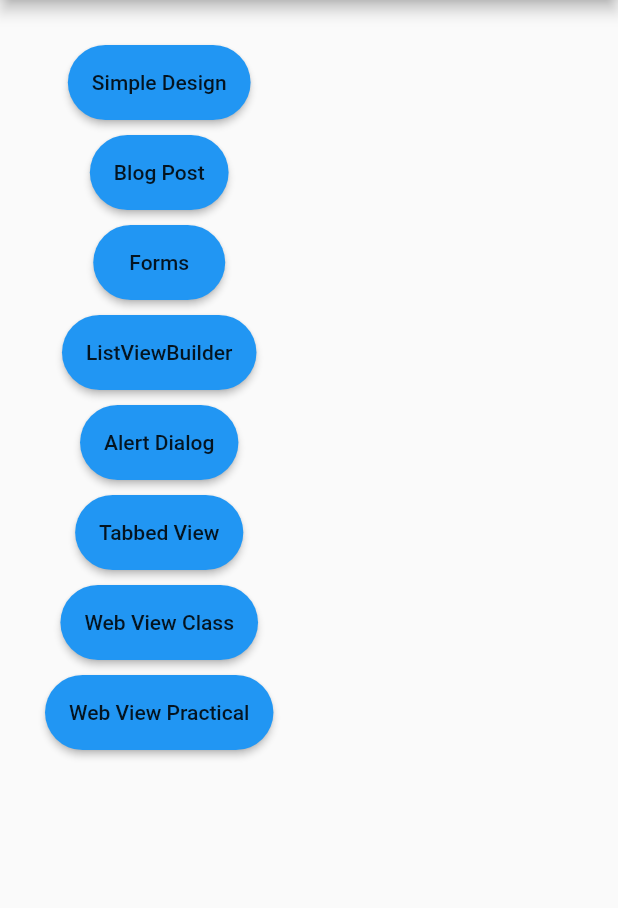
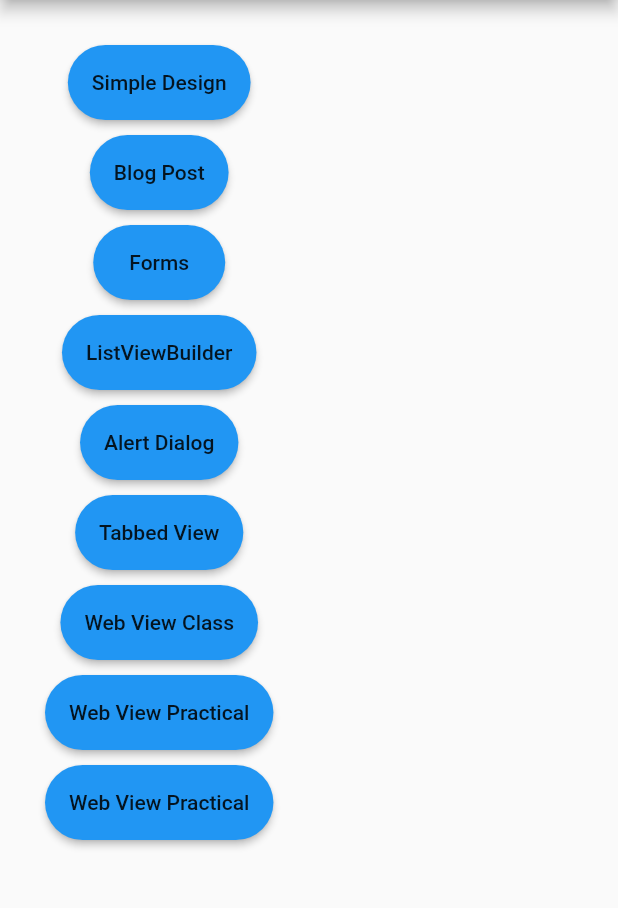
Before and after one commit to Sxmtee/Flutter-Tutorial, a Flutter app: the screen it shows after launch, on a phone screen of 412 x 824 dp, the part 84-992 px from its top. Run offline on Flutter 3.47's test engine with Material 2 defaults, Android fonts, the phone set to English and light mode, and no system bars; our stand-ins replace carousel_slider, email_validator, webview_flutter; missing offline and left inert: regexpattern.

```diff
--- a/lib/main.dart
+++ b/lib/main.dart
@@ -1,5 +1,6 @@
 import 'package:carltutorial/alert_dialog.dart';
 import 'package:carltutorial/blog_post.dart';
+import 'package:carltutorial/carousel_class.dart';
 import 'package:carltutorial/forms.dart';
 import 'package:carltutorial/listview_builder.dart';
 import 'package:carltutorial/simple_design.dart';
@@ -170,6 +171,22 @@ class Home extends StatelessWidget {
               const SizedBox(
                 height: 10,
               ),
+              //Carousel Slider
+              MaterialButton(
+                onPressed: () {
+                  var route = MaterialPageRoute(
+                    builder: (context) => const CarouselClass(),
+                  );
+                  Navigator.push(context, route);
+                },
+                color: Colors.blue,
+                height: 50,
+                shape: const StadiumBorder(),
+                child: const Text("Web View Practical"),
+              ),
+              const SizedBox(
+                height: 10,
+              ),
             ],
           ),
         ),
--- a/pubspec.yaml
+++ b/pubspec.yaml
@@ -37,6 +37,7 @@ dependencies:
   email_validator: ^2.1.17
   webview_flutter: ^4.2.0
   regexpattern: ^2.1.0
+  carousel_slider: ^4.2.1
 
 dev_dependencies:
   flutter_test:
```
Also changed, not shown: lib/carousel_class.dart (added, +50 -0 lines), pubspec.lock, 1 other file.
